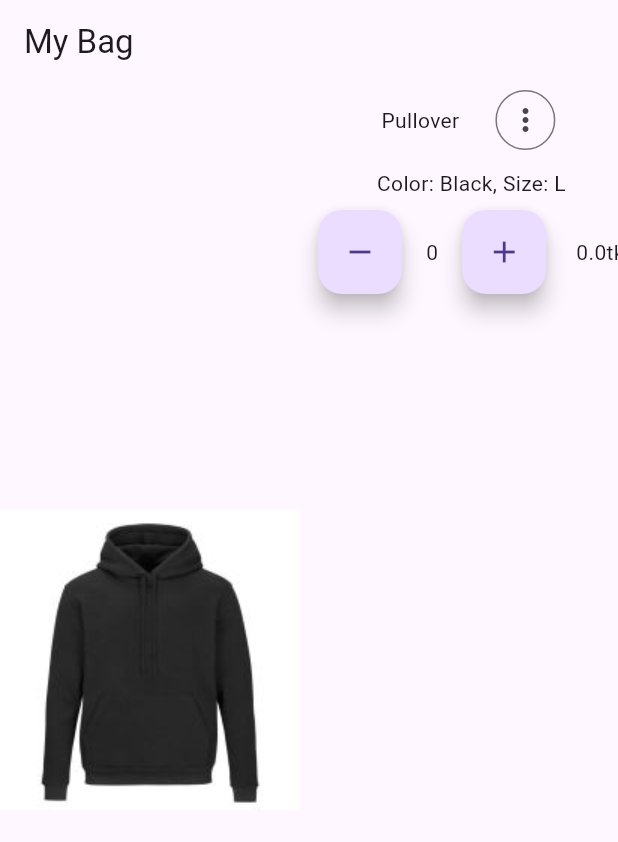
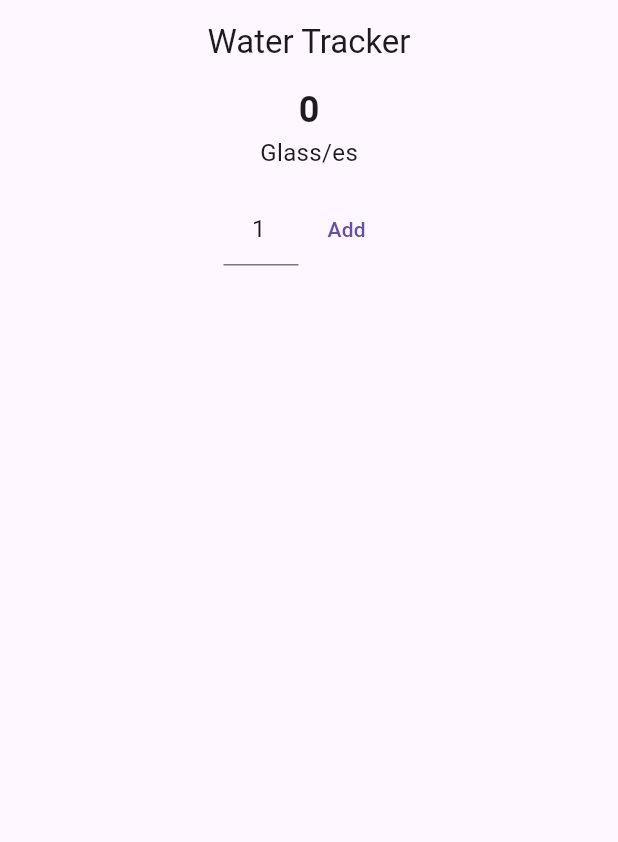
Before and after one commit to Ruman007-75/Ruman007-75, a Flutter app: the screen it shows after launch, on a phone screen of 412 x 824 dp. Shown: the top 842 px of the screen. Run offline on Flutter 3.47's test engine with Material 3 defaults, Android fonts, the phone set to English and light mode, and no system bars.

Commit message:
module_13_class_1.dart

```diff
--- a/lib/water_app_final.dart
+++ b/lib/app.dart
@@ -1,8 +1,8 @@
 import 'package:flutter/material.dart';
 import 'package:osad_batch_seven/home_screen.dart';
 
-class WaterAppFinal extends StatelessWidget {
-  const WaterAppFinal({super.key});
+class WaterTrackerApp extends StatelessWidget {
+  const WaterTrackerApp({super.key});
 
   @override
   Widget build(BuildContext context) {
--- a/lib/home_screen.dart
+++ b/lib/home_screen.dart
@@ -1,92 +1,121 @@
 
-import 'dart:io';
 import 'package:flutter/material.dart';
+import 'package:osad_batch_seven/water_track.dart'; // Ensure this file exists and is properly defined.
 
 class HomeScreen extends StatefulWidget {
   const HomeScreen({super.key});
 
   @override
   State<HomeScreen> createState() => _HomeScreenState();
-
 }
 
-
 class _HomeScreenState extends State<HomeScreen> {
-  int counter = 0;
-  // void main() {
-  //   double x = 51;
-  //  // int counter = 0;
-  //
-  //   var z = x * counter;
-  //   //print(z.toStringAsFixed(1));
-  //   // 3780.0
-  // }
-  double result = 51;
+  final TextEditingController _glassNoTEcontroller =
+  TextEditingController(text: '1');
+  List<WaterTrack> waterTrackList = [];
 
   @override
   Widget build(BuildContext context) {
     return Scaffold(
       appBar: AppBar(
-        title: const Text('My Bag'),
+        title: Text('Water Tracker'),
+        centerTitle: true,
       ),
-      body: Container(
-        child: Row(
-          mainAxisAlignment: MainAxisAlignment.center,
+      body: Column(
         children: [
-            Image.asset('assets/image/pullover.jpg'),
-            SizedBox(width: 12,),
-            Column(
+          _buildWaterTrackCount(),
+          const SizedBox(height: 24),
+          Expanded(
+            child: _buildWaterTrackListView(),
+          ),
+        ],
+      ),
+    );
+  }
+
+  Widget _buildWaterTrackListView() {
+    return ListView.separated(
+      itemCount: waterTrackList.length,
+      itemBuilder: (context, index) {
+        return _buildWaterTrackListTile(index);
+      },
+      separatorBuilder: (context, index) {
+        return const Divider();
+      },
+    );
+  }
+
+  ListTile _buildWaterTrackListTile(int index) {
+    WaterTrack waterTrack = waterTrackList[index];
+    return ListTile(
+      title: Text('${waterTrack.dateTime.hour}:${waterTrack.dateTime.minute}'),
+      subtitle: Text('${waterTrack.dateTime.day}/${waterTrack.dateTime.month}/${waterTrack.dateTime.year}'),
+      leading: CircleAvatar(child: Text('${waterTrack.noOfGlasses}')),
+      trailing: IconButton(
+        onPressed: () => _onTapDeleteButton(index),
+        icon: const Icon(Icons.delete),
+      ),
+    );
+  }
+
+  Widget _buildWaterTrackCount() {
+    return Column(
       children: [
-               Row(
-                 children: [
-                   Text('Pullover'),
-                   SizedBox(width: 20,),
-                   IconButton.outlined(onPressed: (){}, icon: Icon(Icons.more_vert),),
-                   //IconButton(onPressed: (){}, icon: Icon(Platform.isAndroid ? Icons.more_vert : Icons.more_vert),),
-            ]
+        Text(
+          getTotalGlassCount().toString(),
+          style: const TextStyle(fontSize: 24, fontWeight: FontWeight.w600),
         ),
-
-               SizedBox(height: 8,),
-               Text('Color: Black, Size: L'),
-               SizedBox(height: 8,),
-
+        const Text(
+          'Glass/es',
+          style: TextStyle(fontSize: 16),
+        ),
+        const SizedBox(height: 16),
         Row(
           mainAxisAlignment: MainAxisAlignment.center,
           children: [
-                     FloatingActionButton(
-                       onPressed: (){
-                         counter--;
-                         setState(() {
-
-                         });
-                       },
-                       child: const Icon(Icons.remove),
+            SizedBox(
+              width: 50,
+              child: TextField(
+                controller: _glassNoTEcontroller,
+                keyboardType: TextInputType.number,
+                textAlign: TextAlign.center,
               ),
-                     const SizedBox(width: 16,),
-                     Text('$counter'),
-                     const SizedBox(width: 16,),
-                     FloatingActionButton(
-                       onPressed: (){
-                         counter++;
-                         setState(() {
-
-                         });
-                       },
-                       child:const Icon(Icons.add),
             ),
-                     SizedBox(width: 20,),
-                     //TextButton(onPressed: main, child: Text('$Z')),
-                     Text('${counter*result}tk'),
-             ]
+            TextButton(
+              onPressed: _onTapaddNewWaterTrack,
+              child: const Text('Add'),
             ),
           ],
         ),
       ],
-    ),
-
-      ),
     );
   }
 
+  int getTotalGlassCount() {
+    int counter = 0;
+    for (WaterTrack t in waterTrackList) {
+      counter += t.noOfGlasses;
+    }
+    return counter;
+  }
 
+  void _onTapaddNewWaterTrack() {
+    if (_glassNoTEcontroller.text.isEmpty) {
+      _glassNoTEcontroller.text = '1';
     }
+    final int noOfGlasses = int.tryParse(_glassNoTEcontroller.text) ?? 1;
+    WaterTrack waterTrack = WaterTrack(
+      noOfGlasses: noOfGlasses,
+      dateTime: DateTime.now(),
+    );
+    setState(() {
+      waterTrackList.add(waterTrack);
+    });
+  }
+
+  void _onTapDeleteButton(int index) {
+    setState(() {
+      waterTrackList.removeAt(index);
+    });
+  }
+}
--- /dev/null
+++ b/lib/water_track.dart
@@ -0,0 +1,6 @@
+class WaterTrack {
+  final int noOfGlasses;
+  final DateTime dateTime;
+
+  WaterTrack({required this.noOfGlasses, required this.dateTime});
+}
```
Also changed, not shown: lib/clear.dart (deleted, +0 -175 lines), lib/main.dart (+2 -98 lines), lib/new.dart (deleted, +0 -97 lines), lib/sum_app.dart (deleted, +0 -13 lines), assets/image/flutter.png (deleted), assets/image/pullover.jpg (deleted), assets/image/shaky.jpg (deleted), 1 other file. Lines whose indentation alone changed are shown as unchanged.
